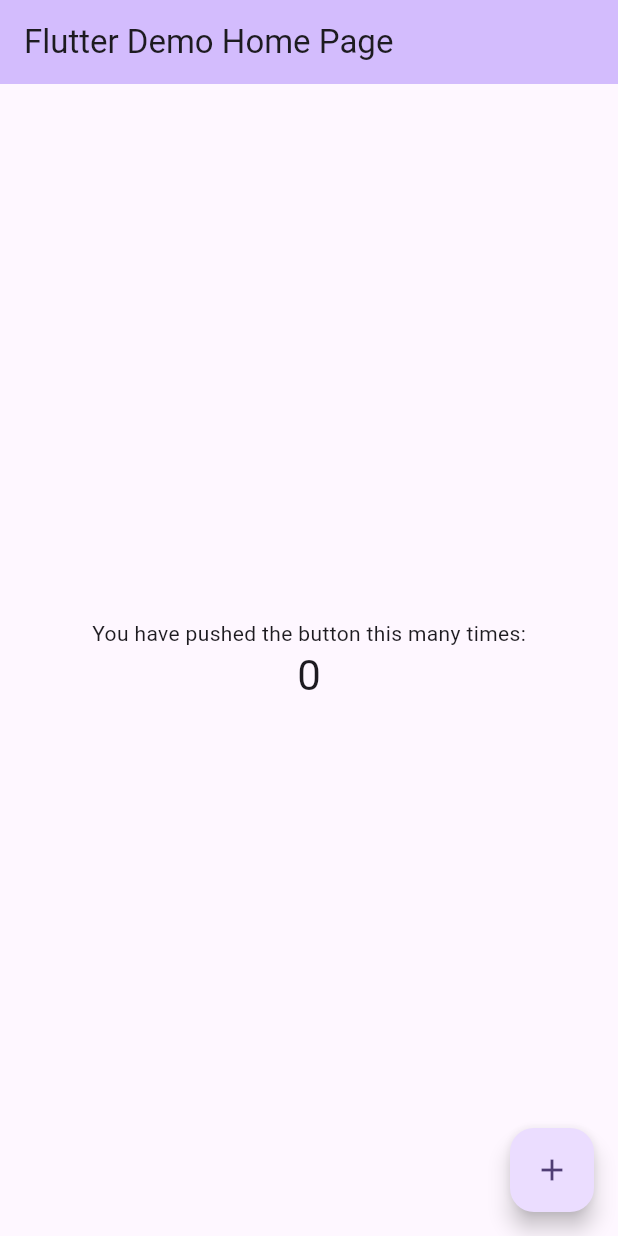
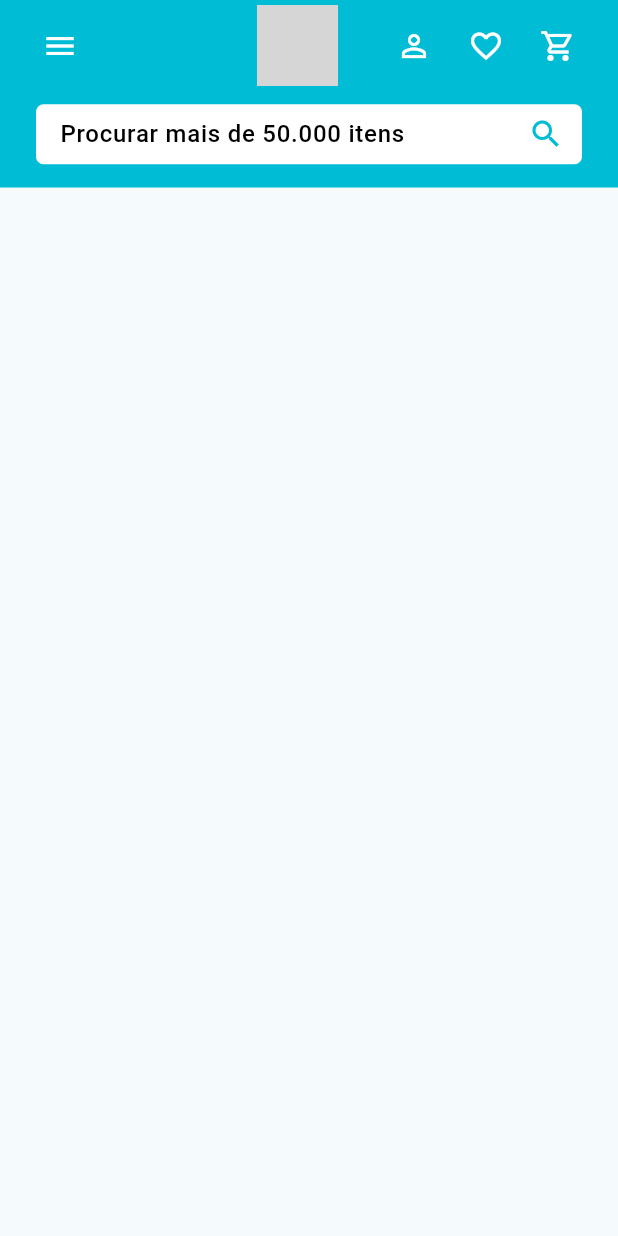
Before and after one commit to hmartiins/Grao-de-Gente-Clone-Flutter, a Flutter app: the screen it shows after launch, on a phone screen of 412 x 824 dp. Run offline on Flutter 3.47's test engine with Material 3 defaults, Android fonts, the phone set to English and light mode, and no system bars; network calls fail; grey boxes are pictures that could not be loaded.

Commit message:
feat: init app bar

```diff
--- /dev/null
+++ b/lib/common/GraoAppBar/widgets/app_bar_text_field.dart
@@ -0,0 +1,30 @@
+import 'package:flutter/material.dart';
+
+class AppBarTextField extends StatelessWidget {
+  const AppBarTextField({super.key});
+
+  @override
+  Widget build(BuildContext context) {
+    return TextField(
+      textAlignVertical: TextAlignVertical.center,
+      decoration: InputDecoration(
+        floatingLabelBehavior: FloatingLabelBehavior.never,
+        labelText: "Procurar mais de 50.000 itens",
+        labelStyle: const TextStyle(
+          color: Colors.black,
+          fontWeight: FontWeight.w500,
+        ),
+        contentPadding:
+            const EdgeInsets.symmetric(vertical: 16, horizontal: 16),
+        border: InputBorder.none,
+        suffixIcon: IconButton(
+          onPressed: () {},
+          icon: const Icon(
+            Icons.search,
+            color: Colors.cyan,
+          ),
+        ),
+      ),
+    );
+  }
+}
--- /dev/null
+++ b/lib/features/route.dart
@@ -0,0 +1,23 @@
+import 'package:flutter/material.dart';
+import 'package:graodegente/features/screens/product-page/product_page.dart';
+
+class AplicationRoute extends StatelessWidget {
+  const AplicationRoute({super.key});
+
+  @override
+  Widget build(BuildContext context) {
+    return Navigator(
+      initialRoute: '/',
+      onGenerateRoute: (settings) {
+        switch (settings.name) {
+          case '/':
+            return MaterialPageRoute(builder: (context) {
+              return const ProductPage();
+            });
+          default:
+            return null;
+        }
+      },
+    );
+  }
+}
--- /dev/null
+++ b/lib/features/screens/product-page/product_page.dart
@@ -0,0 +1,14 @@
+import 'package:flutter/material.dart';
+import 'package:graodegente/common/GraoAppBar/grao_app_bar.dart';
+
+class ProductPage extends StatelessWidget {
+  const ProductPage({super.key});
+
+  @override
+  Widget build(BuildContext context) {
+    return const Scaffold(
+        body: CustomScrollView(
+      slivers: [GraoAppBar()],
+    ));
+  }
+}
--- a/lib/main.dart
+++ b/lib/main.dart
@@ -1,4 +1,5 @@
 import 'package:flutter/material.dart';
+import 'package:graodegente/features/route.dart';
 
 void main() {
   runApp(const MyApp());
@@ -7,119 +8,15 @@ void main() {
 class MyApp extends StatelessWidget {
   const MyApp({super.key});
 
-  // This widget is the root of your application.
   @override
   Widget build(BuildContext context) {
     return MaterialApp(
-      title: 'Flutter Demo',
+      title: 'Grão',
       theme: ThemeData(
-        // This is the theme of your application.
-        //
-        // TRY THIS: Try running your application with "flutter run". You'll see
-        // the application has a purple toolbar. Then, without quitting the app,
-        // try changing the seedColor in the colorScheme below to Colors.green
-        // and then invoke "hot reload" (save your changes or press the "hot
-        // reload" button in a Flutter-supported IDE, or press "r" if you used
-        // the command line to start the app).
-        //
-        // Notice that the counter didn't reset back to zero; the application
-        // state is not lost during the reload. To reset the state, use hot
-        // restart instead.
-        //
-        // This works for code too, not just values: Most code changes can be
-        // tested with just a hot reload.
-        colorScheme: ColorScheme.fromSeed(seedColor: Colors.deepPurple),
+        colorScheme: ColorScheme.fromSeed(seedColor: Colors.cyan),
         useMaterial3: true,
       ),
-      home: const MyHomePage(title: 'Flutter Demo Home Page'),
+      home: const AplicationRoute(),
     );
   }
 }
-
-class MyHomePage extends StatefulWidget {
-  const MyHomePage({super.key, required this.title});
-
-  // This widget is the home page of your application. It is stateful, meaning
-  // that it has a State object (defined below) that contains fields that affect
-  // how it looks.
-
-  // This class is the configuration for the state. It holds the values (in this
-  // case the title) provided by the parent (in this case the App widget) and
-  // used by the build method of the State. Fields in a Widget subclass are
-  // always marked "final".
-
-  final String title;
-
-  @override
-  State<MyHomePage> createState() => _MyHomePageState();
-}
-
-class _MyHomePageState extends State<MyHomePage> {
-  int _counter = 0;
-
-  void _incrementCounter() {
-    setState(() {
-      // This call to setState tells the Flutter framework that something has
-      // changed in this State, which causes it to rerun the build method below
-      // so that the display can reflect the updated values. If we changed
-      // _counter without calling setState(), then the build method would not be
-      // called again, and so nothing would appear to happen.
-      _counter++;
-    });
-  }
-
-  @override
-  Widget build(BuildContext context) {
-    // This method is rerun every time setState is called, for instance as done
-    // by the _incrementCounter method above.
-    //
-    // The Flutter framework has been optimized to make rerunning build methods
-    // fast, so that you can just rebuild anything that needs updating rather
-    // than having to individually change instances of widgets.
-    return Scaffold(
-      appBar: AppBar(
-        // TRY THIS: Try changing the color here to a specific color (to
-        // Colors.amber, perhaps?) and trigger a hot reload to see the AppBar
-        // change color while the other colors stay the same.
-        backgroundColor: Theme.of(context).colorScheme.inversePrimary,
-        // Here we take the value from the MyHomePage object that was created by
-        // the App.build method, and use it to set our appbar title.
-        title: Text(widget.title),
-      ),
-      body: Center(
-        // Center is a layout widget. It takes a single child and positions it
-        // in the middle of the parent.
-        child: Column(
-          // Column is also a layout widget. It takes a list of children and
-          // arranges them vertically. By default, it sizes itself to fit its
-          // children horizontally, and tries to be as tall as its parent.
-          //
-          // Column has various properties to control how it sizes itself and
-          // how it positions its children. Here we use mainAxisAlignment to
-          // center the children vertically; the main axis here is the vertical
-          // axis because Columns are vertical (the cross axis would be
-          // horizontal).
-          //
-          // TRY THIS: Invoke "debug painting" (choose the "Toggle Debug Paint"
-          // action in the IDE, or press "p" in the console), to see the
-          // wireframe for each widget.
-          mainAxisAlignment: MainAxisAlignment.center,
-          children: <Widget>[
-            const Text(
-              'You have pushed the button this many times:',
-            ),
-            Text(
-              '$_counter',
-              style: Theme.of(context).textTheme.headlineMedium,
-            ),
-          ],
-        ),
-      ),
-      floatingActionButton: FloatingActionButton(
-        onPressed: _incrementCounter,
-        tooltip: 'Increment',
-        child: const Icon(Icons.add),
-      ), // This trailing comma makes auto-formatting nicer for build methods.
-    );
-  }
-}
```
Also changed, not shown: lib/common/GraoAppBar/grao_app_bar.dart (added, +82 -0 lines).
